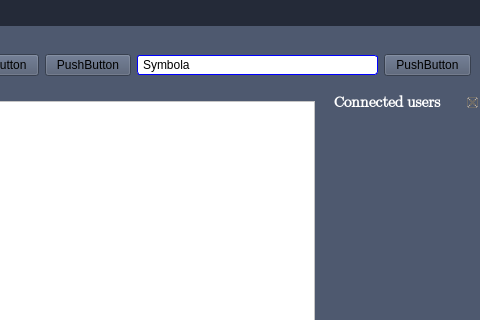
aleoli/Shared-Editor, file src/client/gui/ui/texteditor.ui: the form before one commit; both pictures show x 320 to 800 and y 0 to 320 of the 800 by 600 pixel window.
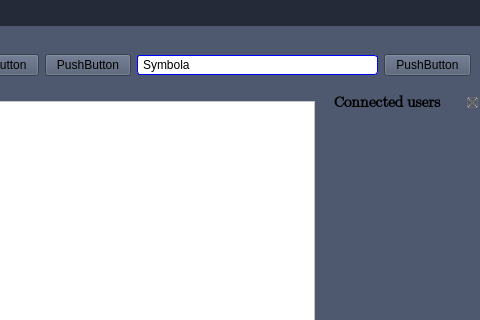
The form after the commit. Icons and pictures are not drawn.

The edit to the form file:
```diff
--- a/src/client/gui/ui/texteditor.ui
+++ b/src/client/gui/ui/texteditor.ui
@@ -364,124 +364,6 @@
      <height>44</height>
     </size>
    </property>
-   <property name="palette">
-    <palette>
-     <active>
-      <colorrole role="WindowText">
-       <brush brushstyle="SolidPattern">
-        <color alpha="255">
-         <red>255</red>
-         <green>255</green>
-         <blue>255</blue>
-        </color>
-       </brush>
-      </colorrole>
-      <colorrole role="Button">
-       <brush brushstyle="SolidPattern">
-        <color alpha="255">
-         <red>78</red>
-         <green>89</green>
-         <blue>111</blue>
-        </color>
-       </brush>
-      </colorrole>
-      <colorrole role="Base">
-       <brush brushstyle="SolidPattern">
-        <color alpha="255">
-         <red>78</red>
-         <green>89</green>
-         <blue>111</blue>
-        </color>
-       </brush>
-      </colorrole>
-      <colorrole role="Window">
-       <brush brushstyle="SolidPattern">
-        <color alpha="255">
-         <red>78</red>
-         <green>89</green>
-         <blue>111</blue>
-        </color>
-       </brush>
-      </colorrole>
-     </active>
-     <inactive>
-      <colorrole role="WindowText">
-       <brush brushstyle="SolidPattern">
-        <color alpha="255">
-         <red>255</red>
-         <green>255</green>
-         <blue>255</blue>
-        </color>
-       </brush>
-      </colorrole>
-      <colorrole role="Button">
-       <brush brushstyle="SolidPattern">
-        <color alpha="255">
-         <red>78</red>
-         <green>89</green>
-         <blue>111</blue>
-        </color>
-       </brush>
-      </colorrole>
-      <colorrole role="Base">
-       <brush brushstyle="SolidPattern">
-        <color alpha="255">
-         <red>78</red>
-         <green>89</green>
-         <blue>111</blue>
-        </color>
-       </brush>
-      </colorrole>
-      <colorrole role="Window">
-       <brush brushstyle="SolidPattern">
-        <color alpha="255">
-         <red>78</red>
-         <green>89</green>
-         <blue>111</blue>
-        </color>
-       </brush>
-      </colorrole>
-     </inactive>
-     <disabled>
-      <colorrole role="WindowText">
-       <brush brushstyle="SolidPattern">
-        <color alpha="255">
-         <red>120</red>
-         <green>120</green>
-         <blue>120</blue>
-        </color>
-       </brush>
-      </colorrole>
-      <colorrole role="Button">
-       <brush brushstyle="SolidPattern">
-        <color alpha="255">
-         <red>78</red>
-         <green>89</green>
-         <blue>111</blue>
-        </color>
-       </brush>
-      </colorrole>
-      <colorrole role="Base">
-       <brush brushstyle="SolidPattern">
-        <color alpha="255">
-         <red>78</red>
-         <green>89</green>
-         <blue>111</blue>
-        </color>
-       </brush>
-      </colorrole>
-      <colorrole role="Window">
-       <brush brushstyle="SolidPattern">
-        <color alpha="255">
-         <red>78</red>
-         <green>89</green>
-         <blue>111</blue>
-        </color>
-       </brush>
-      </colorrole>
-     </disabled>
-    </palette>
-   </property>
    <property name="font">
     <font>
      <family>Segoe UI Emoji</family>
```
Left out of the diff: 151 changed lines with no effect on the pictures.
